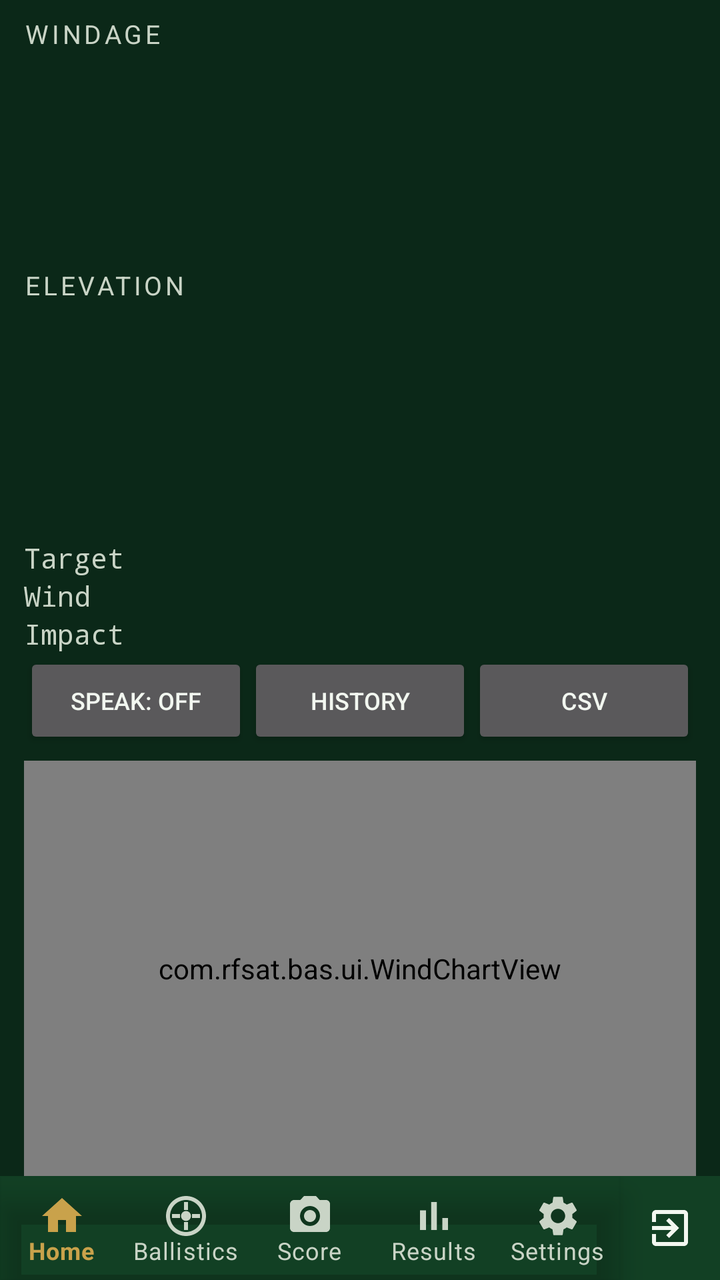
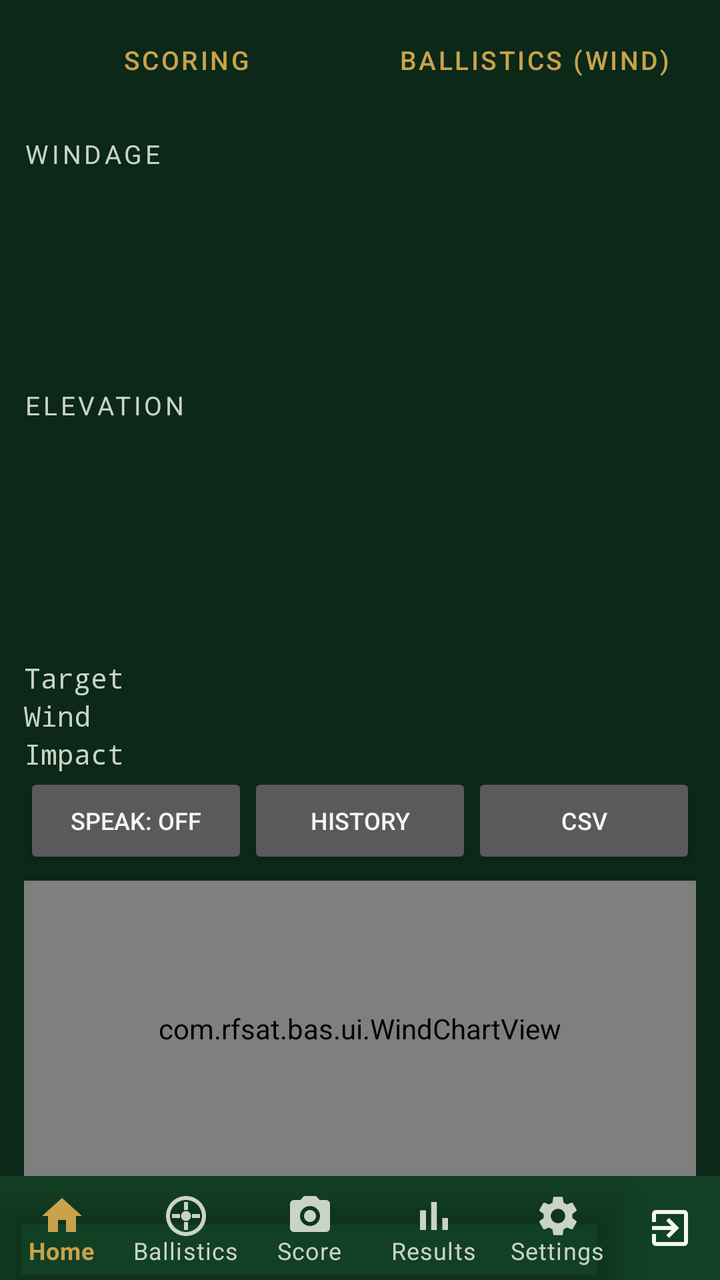

The first picture is an Android layout as it rendered before a commit; the second is the same layout after the commit. The layout source and the unified diff follow.
<!-- AndroidManifest.xml: application theme Theme.BAS -->
<!-- res/layout/activity_ballistics_results.xml -->
<?xml version="1.0" encoding="utf-8"?>
<LinearLayout xmlns:android="http://schemas.android.com/apk/res/android"
    xmlns:app="http://schemas.android.com/apk/res-auto"
    android:layout_width="match_parent"
    android:layout_height="match_parent"
    android:orientation="vertical">

    <LinearLayout
        android:layout_width="match_parent"
        android:layout_height="0dp"
        android:layout_weight="1"
        android:orientation="vertical"
        android:paddingStart="12dp"
        android:paddingEnd="12dp"
        android:paddingTop="8dp">

        
        <TextView
            android:id="@+id/tvWindageCaption"
            android:layout_width="match_parent"
            android:layout_height="wrap_content"
            android:maxLines="1"
            android:textSize="13sp"
            android:letterSpacing="0.12"
            android:text="WINDAGE" />

        <TextView
            android:id="@+id/tvWindageBig"
            android:layout_width="match_parent"
            android:layout_height="108dp"
            android:gravity="center"
            android:maxLines="1"
            android:textStyle="bold"
            android:textColor="?attr/colorAccent"
            android:autoSizeTextType="uniform"
            android:autoSizeMinTextSize="24sp"
            android:autoSizeMaxTextSize="110sp" />

        <TextView
            android:id="@+id/tvElevationCaption"
            android:layout_width="match_parent"
            android:layout_height="wrap_content"
            android:maxLines="1"
            android:textSize="13sp"
            android:letterSpacing="0.12"
            android:text="ELEVATION" />

        <TextView
            android:id="@+id/tvElevationBig"
            android:layout_width="match_parent"
            android:layout_height="108dp"
            android:gravity="center"
            android:maxLines="1"
            android:textStyle="bold"
            android:textColor="?attr/colorAccent"
            android:autoSizeTextType="uniform"
            android:autoSizeMinTextSize="24sp"
            android:autoSizeMaxTextSize="110sp" />

        
        <LinearLayout
            android:layout_width="match_parent"
            android:layout_height="wrap_content"
            android:layout_marginTop="10dp"
            android:orientation="horizontal">
            <TextView
                android:layout_width="wrap_content"
                android:layout_height="wrap_content"
                android:text="Target"
                android:textSize="14sp"
                android:fontFamily="monospace" />
            <TextView
                android:id="@+id/tvRowTarget"
                android:layout_width="0dp"
                android:layout_weight="1"
                android:layout_height="wrap_content"
                android:gravity="end"
                android:maxLines="1"
                android:autoSizeTextType="uniform"
                android:autoSizeMinTextSize="9sp"
                android:autoSizeMaxTextSize="14sp"
                android:fontFamily="monospace" />
        </LinearLayout>

        <LinearLayout
            android:layout_width="match_parent"
            android:layout_height="wrap_content"
            android:orientation="horizontal">
            <TextView
                android:layout_width="wrap_content"
                android:layout_height="wrap_content"
                android:text="Wind"
                android:textSize="14sp"
                android:fontFamily="monospace" />
            <TextView
                android:id="@+id/tvRowWind"
                android:layout_width="0dp"
                android:layout_weight="1"
                android:layout_height="wrap_content"
                android:gravity="end"
                android:maxLines="1"
                android:autoSizeTextType="uniform"
                android:autoSizeMinTextSize="9sp"
                android:autoSizeMaxTextSize="14sp"
                android:fontFamily="monospace" />
        </LinearLayout>

        
        <LinearLayout
            android:id="@+id/rowSession"
            android:layout_width="match_parent"
            android:layout_height="wrap_content"
            android:orientation="horizontal"
            android:visibility="gone">
            <TextView
                android:layout_width="wrap_content"
                android:layout_height="wrap_content"
                android:text="Session"
                android:textSize="14sp"
                android:fontFamily="monospace" />
            <TextView
                android:id="@+id/tvRowSession"
                android:layout_width="0dp"
                android:layout_weight="1"
                android:layout_height="wrap_content"
                android:gravity="end"
                android:maxLines="1"
                android:autoSizeTextType="uniform"
                android:autoSizeMinTextSize="9sp"
                android:autoSizeMaxTextSize="14sp"
                android:fontFamily="monospace" />
        </LinearLayout>

        <LinearLayout
            android:layout_width="match_parent"
            android:layout_height="wrap_content"
            android:orientation="horizontal">
            <TextView
                android:layout_width="wrap_content"
                android:layout_height="wrap_content"
                android:text="Impact"
                android:textSize="14sp"
                android:fontFamily="monospace" />
            <TextView
                android:id="@+id/tvRowImpact"
                android:layout_width="0dp"
                android:layout_weight="1"
                android:layout_height="wrap_content"
                android:gravity="end"
                android:maxLines="1"
                android:autoSizeTextType="uniform"
                android:autoSizeMinTextSize="9sp"
                android:autoSizeMaxTextSize="14sp"
                android:fontFamily="monospace" />
        </LinearLayout>

        <TextView
            android:id="@+id/tvWarnings"
            android:layout_width="match_parent"
            android:layout_height="wrap_content"
            android:layout_marginTop="4dp"
            android:textSize="12sp"
            android:visibility="gone" />

        
        <Button
            android:id="@+id/btnApplyToSet"
            android:layout_width="match_parent"
            android:layout_height="wrap_content"
            android:layout_marginTop="4dp"
            android:text="Apply wind estimate to other profile"
            android:visibility="gone" />

        
        <LinearLayout
            android:layout_width="match_parent"
            android:layout_height="wrap_content"
            android:orientation="horizontal">
            <Button android:id="@+id/btnSpeak" android:text="Speak: off"
                android:textSize="12sp"
                android:layout_width="0dp" android:layout_weight="1" android:layout_height="wrap_content"/>
            <Button android:id="@+id/btnHistory" android:text="History"
                android:textSize="12sp"
                android:layout_width="0dp" android:layout_weight="1" android:layout_height="wrap_content"/>
            <Button android:id="@+id/btnExportCsv" android:text="CSV"
                android:textSize="12sp"
                android:layout_width="0dp" android:layout_weight="1" android:layout_height="wrap_content"/>
        </LinearLayout>

        
        <com.rfsat.bas.ui.WindChartView
            android:id="@+id/windChart"
            android:layout_width="match_parent"
            android:layout_height="0dp"
            android:layout_weight="1"
            android:layout_marginTop="6dp" />

    </LinearLayout>

    <include layout="@layout/include_bottom_nav" />
</LinearLayout>
<!-- res/layout/include_bottom_nav.xml (included above) -->
<?xml version="1.0" encoding="utf-8"?>
<LinearLayout xmlns:android="http://schemas.android.com/apk/res/android"
    xmlns:app="http://schemas.android.com/apk/res-auto"
    android:layout_width="match_parent"
    android:layout_height="52dp"
    android:orientation="horizontal"
    android:background="?attr/colorSurface">

    <com.google.android.material.bottomnavigation.BottomNavigationView
        android:id="@+id/bottomNav"
        android:layout_width="0dp"
        android:layout_weight="1"
        android:layout_height="match_parent"
        android:background="@android:color/transparent"
        app:itemIconTint="@color/bottom_nav_item"
        app:itemTextColor="@color/bottom_nav_item"
        app:labelVisibilityMode="labeled"
        app:menu="@menu/bottom_nav_menu" />

    <LinearLayout
        android:id="@+id/btnExit"
        android:layout_width="50dp"
        android:layout_height="match_parent"
        android:orientation="vertical"
        android:gravity="center"
        android:background="?attr/selectableItemBackgroundBorderless"
        android:contentDescription="@string/nav_exit">

        
        <ImageView
            android:layout_width="24dp"
            android:layout_height="24dp"
            android:src="@drawable/ic_nav_exit"
            app:tint="?android:attr/textColorPrimary"
            android:importantForAccessibility="no" />
    </LinearLayout>
</LinearLayout>
<!-- resources referenced by this layout -->
<resources>
  <!-- drawable ic_nav_exit (drawable) -->
  <vector xmlns:android="http://schemas.android.com/apk/res/android"
      android:width="24dp" android:height="24dp"
      android:viewportWidth="24" android:viewportHeight="24">
      <path android:fillColor="@android:color/white" android:pathData="M10.09,15.59L11.5,17l5,-5 -5,-5 -1.41,1.41L12.67,11H3v2h9.67l-2.58,2.59zM19,3H5c-1.11,0 -2,0.9 -2,2v4h2V5h14v14H5v-4H3v4c0,1.1 0.89,2 2,2h14c1.1,0 2,-0.9 2,-2V5c0,-1.1 -0.9,-2 -2,-2z" />
  </vector>
  <string name="nav_exit">Exit</string>
  <style name="Theme.BAS" parent="Theme.BAS.Dark" />
  <style name="Theme.BAS.Dark" parent="Theme.BAS.Base">
          <item name="android:windowBackground">@color/dark_bg</item>
          <item name="colorSurface">@color/dark_surface</item>
          <item name="colorPrimary">@color/dark_accent</item>
          <item name="colorSecondary">@color/dark_accent</item>
          <item name="colorAccent">@color/dark_accent</item>
          <item name="colorOnPrimary">@color/dark_on_accent</item>
          <item name="colorOnSecondary">@color/dark_on_accent</item>
          <item name="android:colorBackground">@color/dark_surface</item>
          <item name="android:textColorPrimary">@color/dark_text</item>
          <item name="android:textColorSecondary">@color/dark_text_dim</item>
          <item name="android:textColorTertiary">#C9D4C6</item>
          <item name="android:textColorHint">#A6B2A4</item>
          <item name="colorOnSurface">@color/dark_text</item>
          <item name="colorOnBackground">@color/dark_text</item>
      </style>
  <style name="Theme.BAS.Base" parent="Theme.MaterialComponents.NoActionBar">
          <item name="android:statusBarColor">@color/dark_bg</item>
      </style>
  <color name="dark_bg">#0B2818</color>
  <color name="dark_surface">#124024</color>
  <color name="dark_accent">#C9A24B</color>
  <color name="dark_on_accent">#141008</color>
  <color name="dark_text">#F2F7F0</color>
  <color name="dark_text_dim">#C9D4C6</color>
</resources>

<!-- the commit's change to res/layout/activity_ballistics_results.xml (unified diff, before → after) -->
@@ -4,6 +4,19 @@
     android:layout_width="match_parent"
     android:layout_height="match_parent"
     android:orientation="vertical">
+
+    <LinearLayout
+        android:layout_width="match_parent"
+        android:layout_height="wrap_content"
+        android:orientation="horizontal"
+        android:padding="6dp">
+        <Button android:id="@+id/btnTabScoring" android:text="Scoring"
+            android:layout_width="0dp" android:layout_weight="1" android:layout_height="wrap_content"
+            android:textSize="13sp" style="?attr/borderlessButtonStyle" />
+        <Button android:id="@+id/btnTabBallistics" android:text="Ballistics (wind)"
+            android:layout_width="0dp" android:layout_weight="1" android:layout_height="wrap_content"
+            android:textSize="13sp" style="?attr/borderlessButtonStyle" />
+    </LinearLayout>
 
     <LinearLayout
         android:layout_width="match_parent"
